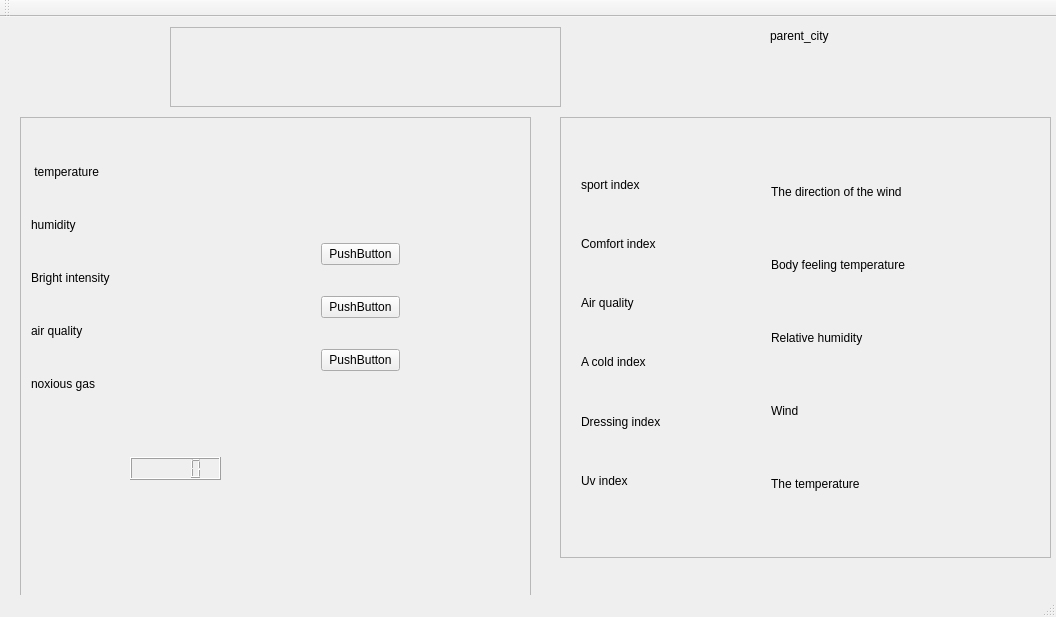
Above: untitled/mainwindow.ui from HuanGitHub/Graduation-Project before the change. Below: the same form after it.
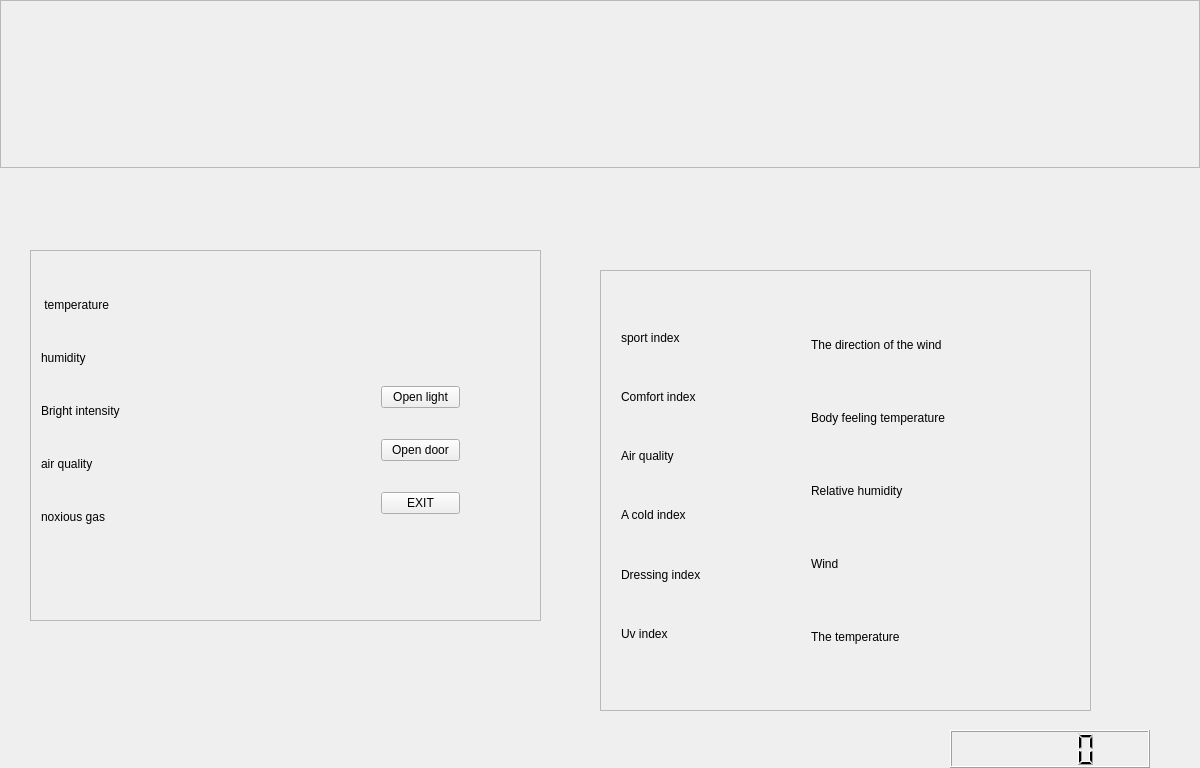
That is the form after the change.

Patch:
```diff
--- a/untitled/mainwindow.ui
+++ b/untitled/mainwindow.ui
@@ -6,44 +6,36 @@
    <rect>
     <x>0</x>
     <y>0</y>
-    <width>1056</width>
-    <height>617</height>
+    <width>1200</width>
+    <height>768</height>
    </rect>
   </property>
+  <property name="font">
+   <font>
+    <kerning>true</kerning>
+   </font>
+  </property>
   <property name="windowTitle">
    <string>The most enjoyable Smart Home</string>
   </property>
   <widget class="QWidget" name="centralWidget">
-   <widget class="QLabel" name="label_12">
-    <property name="geometry">
-     <rect>
-      <x>770</x>
-      <y>10</y>
-      <width>91</width>
-      <height>17</height>
-     </rect>
-    </property>
-    <property name="text">
-     <string>parent_city</string>
-    </property>
-   </widget>
    <widget class="QLCDNumber" name="lcdNumber">
     <property name="geometry">
      <rect>
-      <x>130</x>
-      <y>440</y>
-      <width>91</width>
-      <height>23</height>
+      <x>950</x>
+      <y>730</y>
+      <width>200</width>
+      <height>38</height>
      </rect>
     </property>
    </widget>
    <widget class="QFrame" name="frame">
     <property name="geometry">
      <rect>
-      <x>20</x>
-      <y>100</y>
+      <x>30</x>
+      <y>250</y>
       <width>511</width>
-      <height>491</height>
+      <height>371</height>
      </rect>
     </property>
     <property name="frameShape">
@@ -55,8 +47,8 @@
     <widget class="QWidget" name="verticalLayoutWidget_3">
      <property name="geometry">
       <rect>
-       <x>290</x>
-       <y>90</y>
+       <x>340</x>
+       <y>100</y>
        <width>101</width>
        <height>201</height>
       </rect>
@@ -65,21 +57,21 @@
       <item>
        <widget class="QPushButton" name="pushButton">
         <property name="text">
-         <string>PushButton</string>
+         <string>Open light</string>
         </property>
        </widget>
       </item>
       <item>
        <widget class="QPushButton" name="pushButton_3">
         <property name="text">
-         <string>PushButton</string>
+         <string>Open door</string>
         </property>
        </widget>
       </item>
       <item>
        <widget class="QPushButton" name="pushButton_2">
         <property name="text">
-         <string>PushButton</string>
+         <string>EXIT</string>
         </property>
        </widget>
       </item>
@@ -183,8 +175,8 @@
    <widget class="QFrame" name="frame_2">
     <property name="geometry">
      <rect>
-      <x>560</x>
-      <y>100</y>
+      <x>600</x>
+      <y>270</y>
       <width>491</width>
       <height>441</height>
      </rect>
@@ -297,13 +289,26 @@
      </layout>
     </widget>
    </widget>
-   <widget class="QFrame" name="frame_3">
+   <widget class="QLabel" name="week">
     <property name="geometry">
      <rect>
-      <x>170</x>
-      <y>10</y>
-      <width>391</width>
-      <height>80</height>
+      <x>1150</x>
+      <y>730</y>
+      <width>50</width>
+      <height>38</height>
+     </rect>
+    </property>
+    <property name="text">
+     <string/>
+    </property>
+   </widget>
+   <widget class="QFrame" name="frame_Head">
+    <property name="geometry">
+     <rect>
+      <x>0</x>
+      <y>0</y>
+      <width>1200</width>
+      <height>168</height>
      </rect>
     </property>
     <property name="frameShape">
@@ -313,26 +318,33 @@
      <enum>QFrame::Raised</enum>
     </property>
    </widget>
+   <widget class="QLabel" name="local_city">
+    <property name="geometry">
+     <rect>
+      <x>0</x>
+      <y>732</y>
+      <width>167</width>
+      <height>35</height>
+     </rect>
+    </property>
+    <property name="font">
+     <font>
+      <pointsize>15</pointsize>
+      <weight>75</weight>
+      <bold>true</bold>
+     </font>
+    </property>
+    <property name="text">
+     <string/>
+    </property>
+   </widget>
+   <zorder>frame</zorder>
+   <zorder>frame_2</zorder>
+   <zorder>week</zorder>
+   <zorder>lcdNumber</zorder>
+   <zorder>frame_Head</zorder>
+   <zorder>local_city</zorder>
   </widget>
-  <widget class="QMenuBar" name="menuBar">
-   <property name="geometry">
-    <rect>
-     <x>0</x>
-     <y>0</y>
-     <width>1056</width>
-     <height>31</height>
-    </rect>
-   </property>
-  </widget>
-  <widget class="QToolBar" name="mainToolBar">
-   <attribute name="toolBarArea">
-    <enum>TopToolBarArea</enum>
-   </attribute>
-   <attribute name="toolBarBreak">
-    <bool>false</bool>
-   </attribute>
-  </widget>
-  <widget class="QStatusBar" name="statusBar"/>
  </widget>
  <layoutdefault spacing="6" margin="11"/>
  <resources/>
```
Left out of the diff: 2 changed lines with no effect on the pictures.
